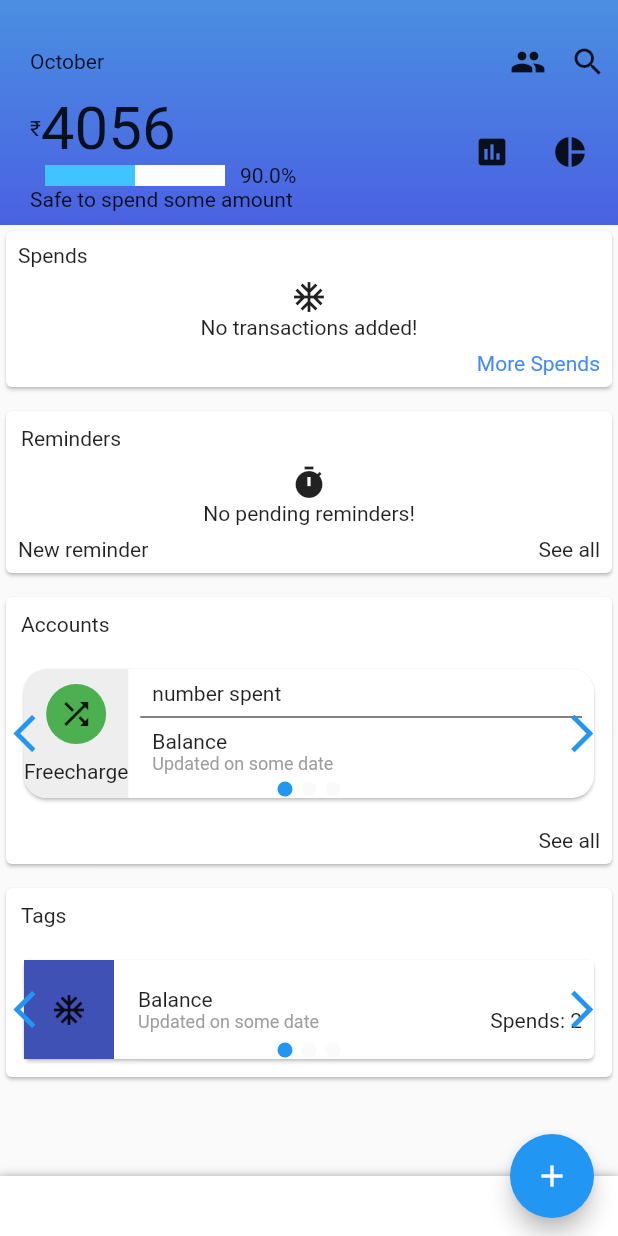
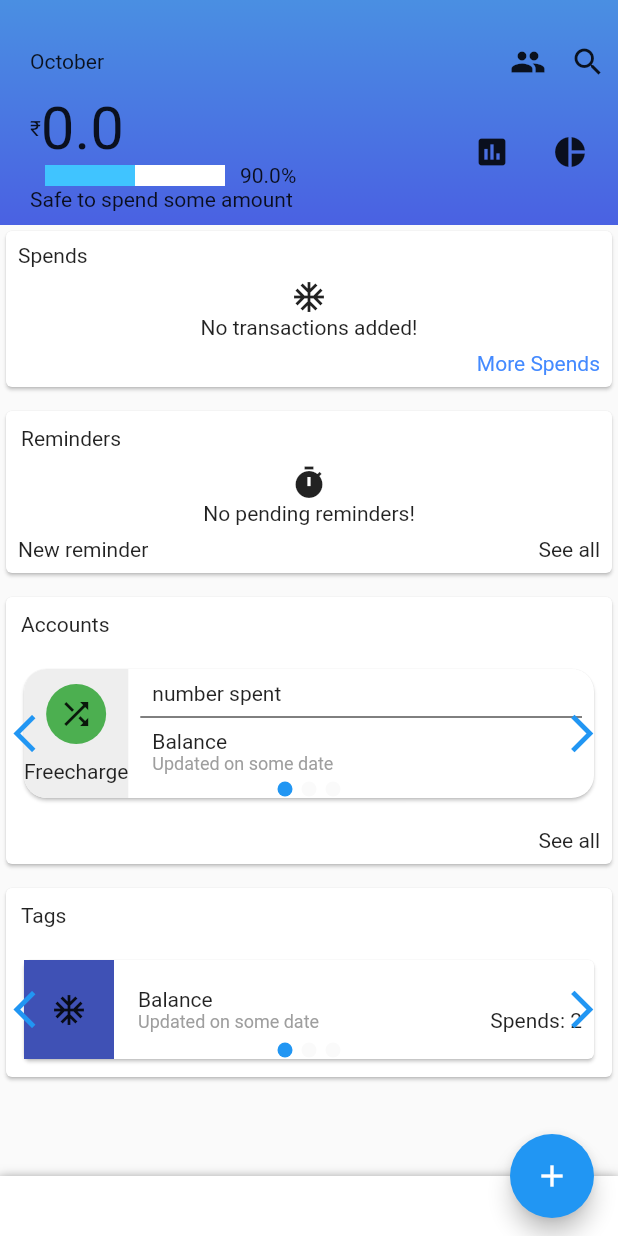
Before and after one commit to soujanyachan/walnut_clone, a Flutter app: the screen it shows after launch, on a phone screen of 412 x 824 dp. Run offline on Flutter 3.47's test engine with Material 2 defaults, Android fonts, the phone set to English and light mode, and no system bars; drawn by our look-alikes of percent_indicator; our stand-ins replace flutter_swiper, image_picker, sqflite; missing offline and left inert: sms; accounts and stored records are empty.

Commit message:
updated the total expenditure display

```diff
--- a/lib/appbarwidget.dart
+++ b/lib/appbarwidget.dart
@@ -11,6 +11,10 @@ class AppBarWidget extends StatelessWidget {
   AppBarWidget(this.spendsList);
 
   getAppBarWidget(BuildContext ctx) {
+    var totalAmountSpent = 0.0;
+    this.spendsList.forEach((spend) {
+      totalAmountSpent += spend.amount;
+    });
     initializeDateFormatting();
     DateTime now = new DateTime.now();
     var formatter = new DateFormat("MMMM", 'en');
@@ -62,7 +66,7 @@ class AppBarWidget extends StatelessWidget {
                         Row(
                           children: <Widget>[
                             Text('₹'),
-                            Text('4056', style: TextStyle(fontSize: 40)),
+                            Text(totalAmountSpent.toString(), style: TextStyle(fontSize: 40)),
                           ],
                         ),
                         new LinearPercentIndicator(
```
